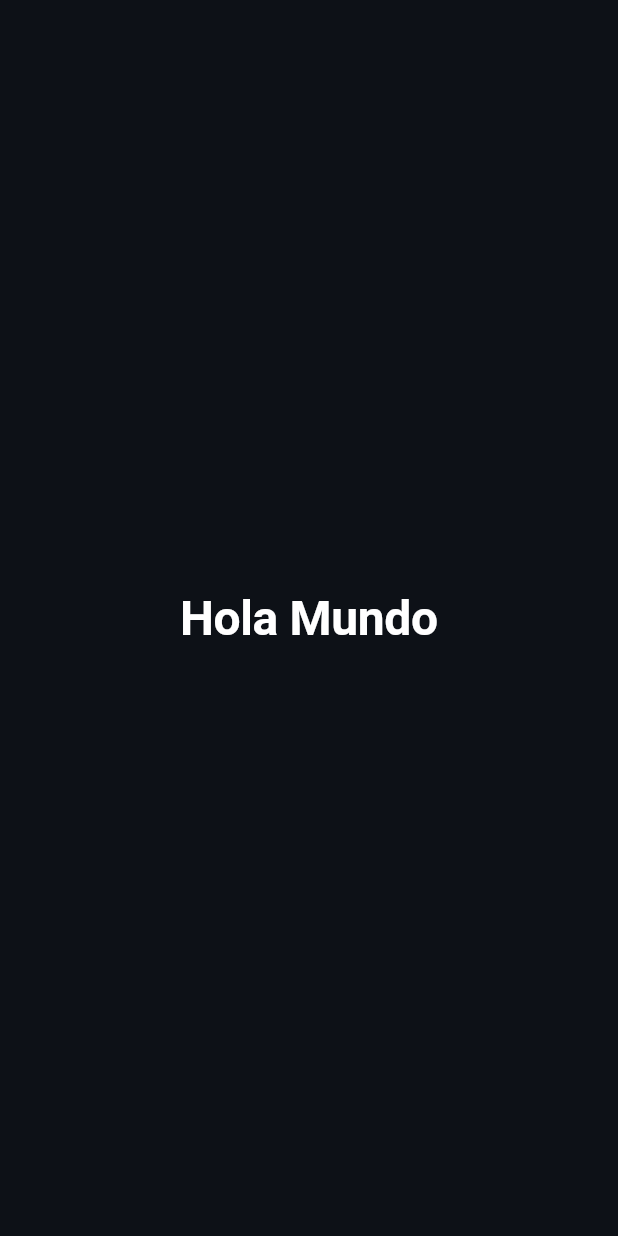
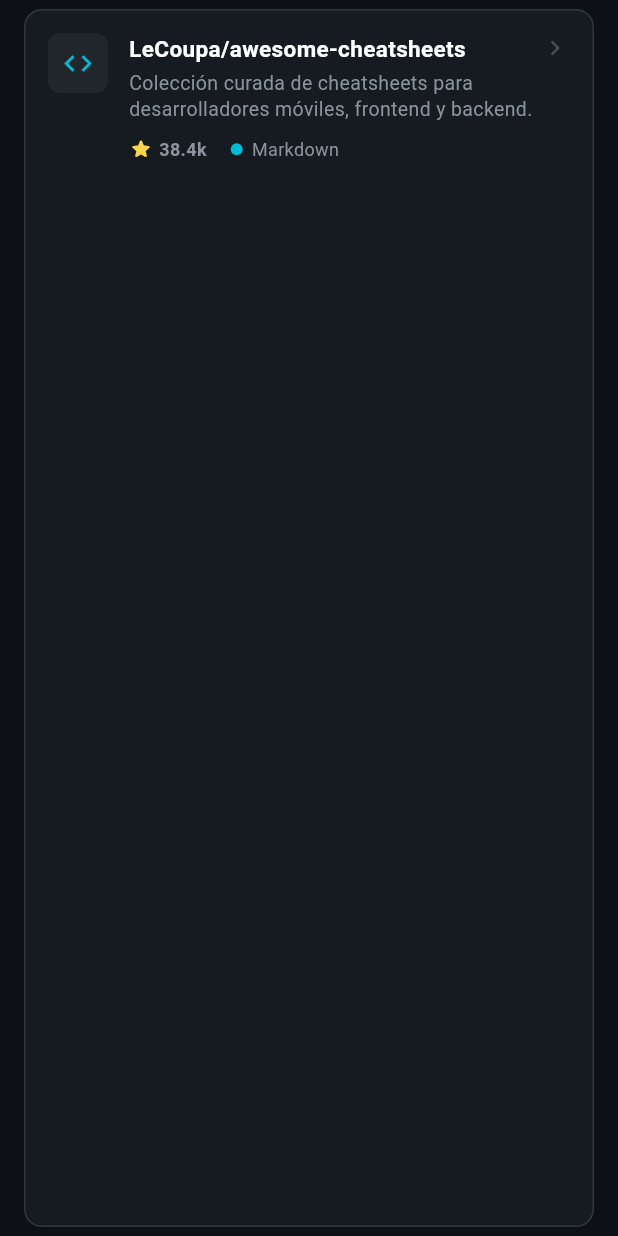
Before and after one commit to martinvarela206/GitMark, a Flutter app: the screen it shows after launch, on a phone screen of 412 x 824 dp. Run offline on Flutter 3.47's test engine with Material 3 defaults, Android fonts, the phone set to English and light mode, and no system bars.

Commit message:
feat: Mostrar RepoCard en HomePage.

```diff
--- a/lib/src/pages/home_page.dart
+++ b/lib/src/pages/home_page.dart
@@ -1,4 +1,5 @@
 import 'package:flutter/material.dart';
+import 'package:gitmark/src/widgets/repo_card.dart';
 
 class HomePage extends StatelessWidget {
   const HomePage({super.key});
@@ -7,9 +8,17 @@ class HomePage extends StatelessWidget {
   Widget build(BuildContext context) {
     return Scaffold(
       body: Center(
-        child: Text(
-            'Hola Mundo',
-            style: Theme.of(context).textTheme.displayLarge, // Uso del tema definido
+        child: RepoCard(
+          fullName: 'LeCoupa/awesome-cheatsheets',
+          description: 'Colección curada de cheatsheets para desarrolladores móviles, frontend y backend.',
+          starsCount: 38400,
+          language: 'Markdown',
+          onTap: () {
+            // Acción táctil de prueba
+            ScaffoldMessenger.of(context).showSnackBar(
+              const SnackBar(content: Text('¡Tocaste la tarjeta!')),
+            );
+          },
         ),
       ),
     );
--- a/lib/src/theme/app_theme.dart
+++ b/lib/src/theme/app_theme.dart
@@ -2,21 +2,43 @@ import 'package:flutter/material.dart';
 
 // Clase simple para guardar nuestros estilos y no repetir código
 class AppTheme {
-  // Valores preestablecidos
-  static const Color fondoPrincipal = Color(0xFF0D1117);
-  static const Color colorPrimario = Colors.blue;
-  static const Color textoBlanco = Colors.white;
+  // --- Colores Base de la Paleta GitMark ---
+  static const Color fondoPrincipal = Color(0xFF0D1117); // Fondo general del Scaffold
+  static const Color fondoTarjeta   = Color(0xFF161B22); // Superficie de la tarjeta
+  static const Color bordeSutil      = Color(0xFF30363D); // Borde de la tarjeta
+  static const Color fondoAvatar     = Color(0xFF21262D); // Caja del icono/avatar
+
+  // --- Colores de Acento ---
+  static const Color acentoCyan      = Color(0xFF00BCD4); // Color identidad GitMark
+  static const Color acentoEstrellas = Color(0xFFFFD54F); // Color para estrellas ⭐
+  static const Color colorPrimario   = Colors.blue;
+
+  // --- Tipografías y Textos ---
+  static const Color textoBlanco     = Colors.white;
+  static const Color textoPrincipal  = Colors.white;
+  static const Color textoSecundario = Color(0xFF8B949E);
+  static const Color iconoMuted      = Color(0xFF484F58);
+
   static const double sizeH1 = 32.0;
 
-  // Uso de variable estática con un objeto ThemeData(). Es un objeto gigante con todas las configuraciones de estilo de la aplicación flutter.
   static final ThemeData darkTheme = ThemeData(
-    useMaterial3: true, // Define que se utilice la versión mas reciente de diseño de Material Design (versión 3).
-    brightness: Brightness.dark, // Define que se va a utilizar como base el tema oscuro. El tema propio de la aplicación se construye sobre el Light Theme o el Dark Theme de Google.
-    scaffoldBackgroundColor: fondoPrincipal, // De modifica el color de fondo de las pantallas
+    useMaterial3: true,
+    brightness: Brightness.dark,
+    scaffoldBackgroundColor: fondoPrincipal,
 
-    // Aquí guardamos los estilos de texto para reutilizarlos
+    // Estilo predeterminado para las tarjetas (Cards)
+    cardTheme: CardThemeData(
+      color: fondoTarjeta,
+      elevation: 0,
+      margin: const EdgeInsets.symmetric(horizontal: 16.0, vertical: 6.0),
+      shape: RoundedRectangleBorder(
+        borderRadius: BorderRadius.circular(12.0),
+        side: const BorderSide(color: bordeSutil, width: 1.0),
+      ),
+    ),
+
     textTheme: const TextTheme(
-      displayLarge: TextStyle( // Estilo para los Títulos principales (H1)
+      displayLarge: TextStyle(
         fontSize: sizeH1,
         fontWeight: FontWeight.bold,
         color: textoBlanco,
--- /dev/null
+++ b/lib/src/widgets/repo_card.dart
@@ -0,0 +1,149 @@
+import 'package:flutter/material.dart';
+import '../theme/app_theme.dart';
+
+class RepoCard extends StatelessWidget {
+  final String fullName;
+  final String description;
+  final int starsCount;
+  final String language;
+  final VoidCallback? onTap;
+
+  const RepoCard({
+    super.key,
+    required this.fullName,
+    required this.description,
+    required this.starsCount,
+    required this.language,
+    this.onTap,
+  });
+
+  /// Formatea números grandes para hacerlos legibles (ej: 38400 -> 38.4k)
+  String _formatStars(int stars) {
+    if (stars >= 1000) {
+      return '${(stars / 1000).toStringAsFixed(1)}k';
+    }
+    return stars.toString();
+  }
+
+  /// Asigna un color representativo al lenguaje de programación
+  Color _getLanguageColor(String lang) {
+    switch (lang.toLowerCase()) {
+      case 'dart':
+        return Colors.blue;
+      case 'javascript':
+        return Colors.amber;
+      case 'python':
+        return Colors.green;
+      case 'markdown':
+        return AppTheme.acentoCyan;
+      default:
+        return Colors.purpleAccent;
+    }
+  }
+
+  @override
+  Widget build(BuildContext context) {
+    return Card(
+      elevation: 0,
+      color: AppTheme.fondoTarjeta,
+      margin: const EdgeInsets.symmetric(horizontal: 16.0, vertical: 6.0),
+      shape: RoundedRectangleBorder(
+        borderRadius: BorderRadius.circular(12.0),
+        side: const BorderSide(color: AppTheme.bordeSutil, width: 1.0),
+      ),
+      child: InkWell(
+        onTap: onTap,
+        borderRadius: BorderRadius.circular(12.0),
+        child: Padding(
+          padding: const EdgeInsets.all(16.0),
+          child: Row(
+            crossAxisAlignment: CrossAxisAlignment.start,
+            children: [
+              // Avatar o icono de repositorio
+              Container(
+                width: 40,
+                height: 40,
+                decoration: BoxDecoration(
+                  color: AppTheme.fondoAvatar,
+                  borderRadius: BorderRadius.circular(8.0),
+                ),
+                child: const Icon(Icons.code, color: AppTheme.acentoCyan, size: 22),
+              ),
+              const SizedBox(width: 14),
+
+              // Contenido textual con prevención activa de overflow
+              Expanded(
+                child: Column(
+                  crossAxisAlignment: CrossAxisAlignment.start,
+                  children: [
+                    Text(
+                      fullName,
+                      style: const TextStyle(
+                        color: AppTheme.textoPrincipal,
+                        fontSize: 15,
+                        fontWeight: FontWeight.bold,
+                      ),
+                      maxLines: 1,
+                      overflow: TextOverflow.ellipsis,
+                    ),
+                    const SizedBox(height: 4),
+                    Text(
+                      description,
+                      style: const TextStyle(
+                        color: AppTheme.textoSecundario,
+                        fontSize: 13,
+                        height: 1.3,
+                      ),
+                      maxLines: 2,
+                      overflow: TextOverflow.ellipsis,
+                    ),
+                    const SizedBox(height: 10),
+
+                    // Metadatos: Estrellas ⭐ y Lenguaje
+                    Row(
+                      children: [
+                        const Icon(
+                          Icons.star_rounded,
+                          color: AppTheme.acentoEstrellas,
+                          size: 16,
+                        ),
+                        const SizedBox(width: 4),
+                        Text(
+                          _formatStars(starsCount),
+                          style: const TextStyle(
+                            color: AppTheme.textoSecundario,
+                            fontSize: 12,
+                            fontWeight: FontWeight.w600,
+                          ),
+                        ),
+                        const SizedBox(width: 16),
+                        Container(
+                          width: 8,
+                          height: 8,
+                          decoration: BoxDecoration(
+                            color: _getLanguageColor(language),
+                            shape: BoxShape.circle,
+                          ),
+                        ),
+                        const SizedBox(width: 6),
+                        Text(
+                          language,
+                          style: const TextStyle(
+                            color: AppTheme.textoSecundario,
+                            fontSize: 12,
+                          ),
+                        ),
+                      ],
+                    ),
+                  ],
+                ),
+              ),
+
+              const Icon(Icons.chevron_right, color: AppTheme.iconoMuted, size: 20),
+            ],
+          ),
+        ),
+      ),
+    );
+  }
+}
```
Also changed, not shown: pubspec.lock.
